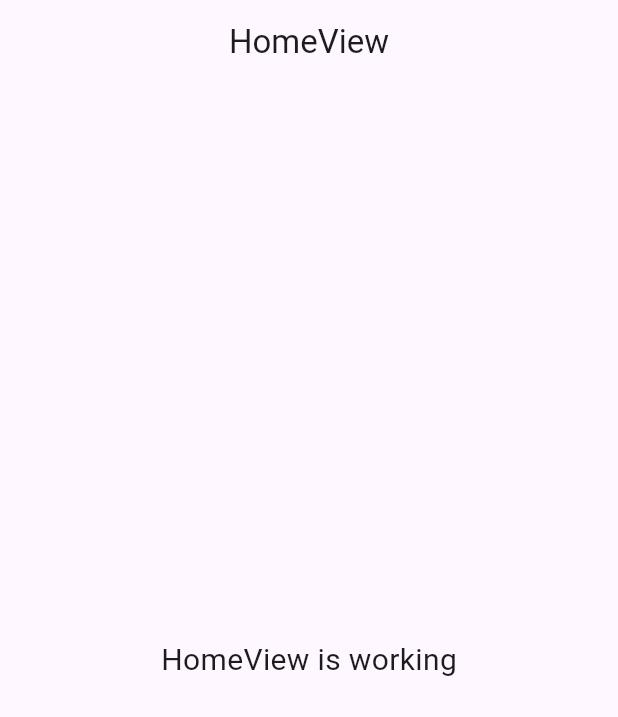
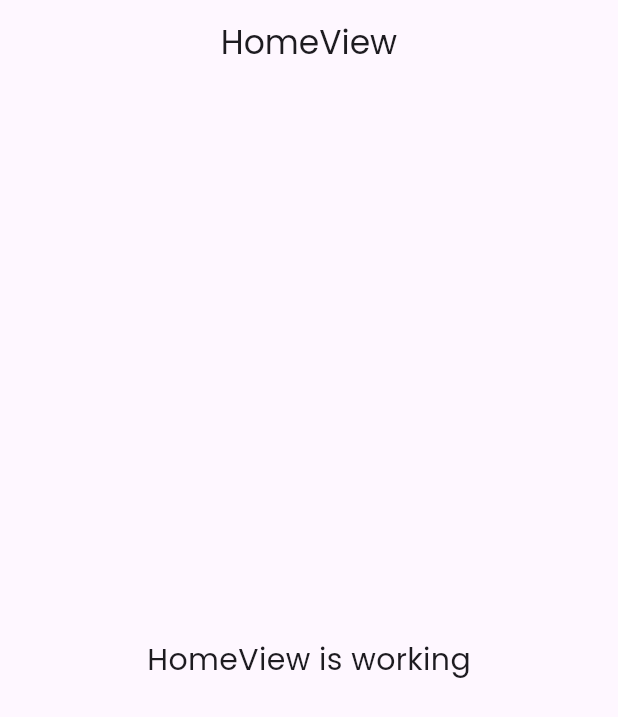
Before and after one commit to saifulislamsaif/grocery_list, a Flutter app: the screen it shows after launch, on a phone screen of 412 x 824 dp. Shown: the top 717 px of the screen. Run offline on Flutter 3.47's test engine with Material 3 defaults, Android fonts, the phone set to English and light mode, and no system bars; our stand-ins replace get, google_fonts.

Commit message:
app file added

```diff
--- /dev/null
+++ b/lib/app/app.dart
@@ -0,0 +1,26 @@
+import 'package:flutter/material.dart';
+import 'package:get/get.dart';
+import 'package:google_fonts/google_fonts.dart';
+import 'package:grocerry_list/app/routes/app_pages.dart';
+
+import 'controller/app_controller.dart';
+
+class App extends StatelessWidget{
+  const App({super.key});
+
+  @override
+  Widget build(BuildContext context) {
+    return GetMaterialApp(
+      title: "Application",
+      initialRoute: AppPages.INITIAL,
+      getPages: AppPages.routes,
+      theme: ThemeData.light().copyWith(
+        textTheme: GoogleFonts.poppinsTextTheme(),
+      ),
+      initialBinding: BindingsBuilder(
+            () => Get.put<AppController>(AppController(), permanent: true),
+      ),
+    );
+
+  }
+}
--- /dev/null
+++ b/lib/app/controller/app_controller.dart
@@ -0,0 +1,6 @@
+import 'package:get/get_state_manager/src/simple/get_controllers.dart';
+
+class AppController extends GetxController {
+
+
+}
--- a/lib/app/routes/app_routes.dart
+++ b/lib/app/routes/app_routes.dart
@@ -1,5 +1,4 @@
 part of 'app_pages.dart';
-// DO NOT EDIT. This is code generated via package:get_cli/get_cli.dart
 
 abstract class Routes {
   Routes._();
--- a/pubspec.yaml
+++ b/pubspec.yaml
@@ -35,6 +35,7 @@ dependencies:
   # Use with the CupertinoIcons class for iOS style icons.
   cupertino_icons: ^1.0.8
   get: ^4.7.2
+  google_fonts:
 
 dev_dependencies:
   flutter_test:
```
Also changed, not shown: lib/main.dart (+2 -5 lines), pubspec.lock, 1 other file.
